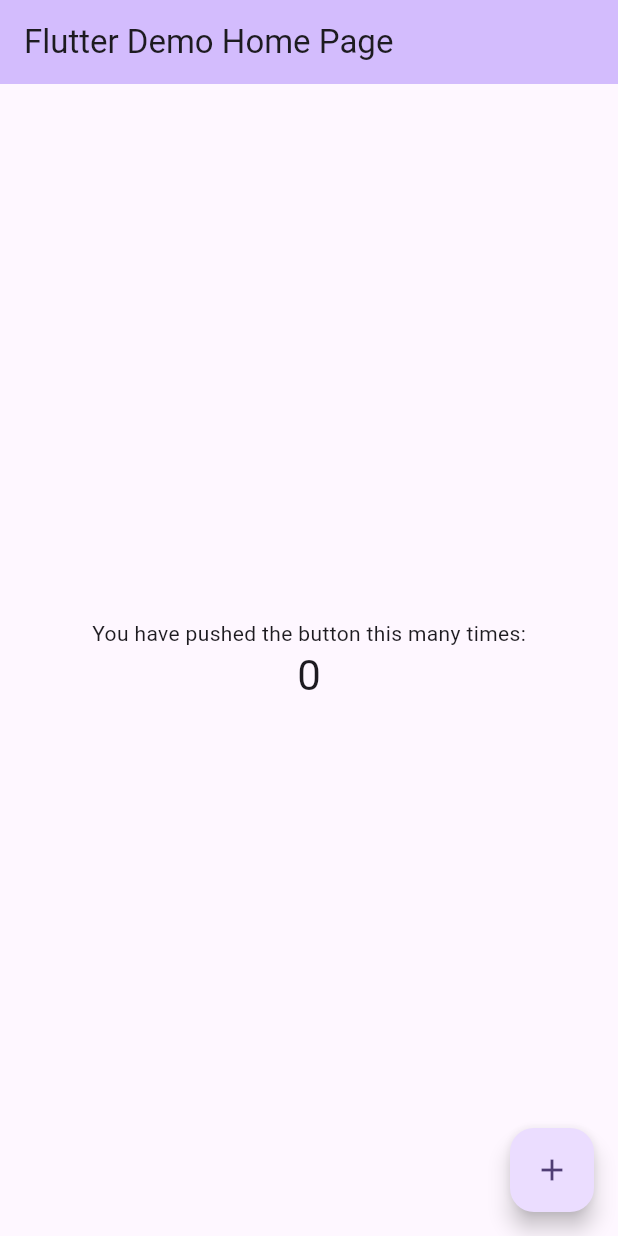
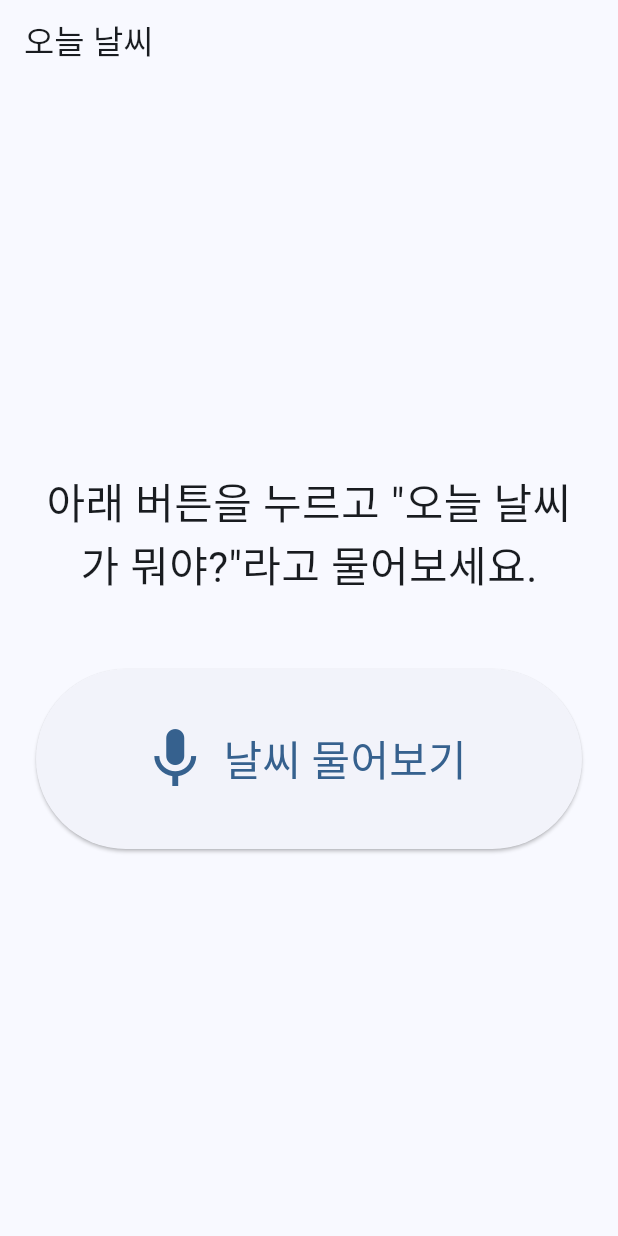
Before and after one commit to munho-kang/How-s-the-weather, a Flutter app: the screen it shows after launch, on a phone screen of 412 x 824 dp. Run offline on Flutter 3.47's test engine with Material 3 defaults, Android fonts, the phone set to English and light mode, and no system bars.

Commit message:
feat(sentence): 날씨 물어보기 첫 화면 구성
Co-Authored-By: Claude Opus 5.5 (1M context) <noreply@anthropic.com>

```diff
--- a/sentence/lib/main.dart
+++ b/sentence/lib/main.dart
@@ -1,122 +1,64 @@
 import 'package:flutter/material.dart';
 
 void main() {
-  runApp(const MyApp());
+  runApp(const WeatherApp());
 }
 
-class MyApp extends StatelessWidget {
-  const MyApp({super.key});
+class WeatherApp extends StatelessWidget {
+  const WeatherApp({super.key});
 
-  // This widget is the root of your application.
   @override
   Widget build(BuildContext context) {
     return MaterialApp(
-      title: 'Flutter Demo',
-      theme: ThemeData(
-        // This is the theme of your application.
-        //
-        // TRY THIS: Try running your application with "flutter run". You'll see
-        // the application has a purple toolbar. Then, without quitting the app,
-        // try changing the seedColor in the colorScheme below to Colors.green
-        // and then invoke "hot reload" (save your changes or press the "hot
-        // reload" button in a Flutter-supported IDE, or press "r" if you used
-        // the command line to start the app).
-        //
-        // Notice that the counter didn't reset back to zero; the application
-        // state is not lost during the reload. To reset the state, use hot
-        // restart instead.
-        //
-        // This works for code too, not just values: Most code changes can be
-        // tested with just a hot reload.
-        colorScheme: .fromSeed(seedColor: Colors.deepPurple),
-      ),
-      home: const MyHomePage(title: 'Flutter Demo Home Page'),
+      title: '오늘 날씨',
+      debugShowCheckedModeBanner: false,
+      theme: ThemeData(colorSchemeSeed: Colors.blue),
+      home: const HomePage(),
     );
   }
 }
 
-class MyHomePage extends StatefulWidget {
-  const MyHomePage({super.key, required this.title});
-
-  // This widget is the home page of your application. It is stateful, meaning
-  // that it has a State object (defined below) that contains fields that affect
-  // how it looks.
-
-  // This class is the configuration for the state. It holds the values (in this
-  // case the title) provided by the parent (in this case the App widget) and
-  // used by the build method of the State. Fields in a Widget subclass are
-  // always marked "final".
-
-  final String title;
+class HomePage extends StatefulWidget {
+  const HomePage({super.key});
 
   @override
-  State<MyHomePage> createState() => _MyHomePageState();
+  State<HomePage> createState() => _HomePageState();
 }
 
-class _MyHomePageState extends State<MyHomePage> {
-  int _counter = 0;
+class _HomePageState extends State<HomePage> {
+  String _message = '아래 버튼을 누르고 "오늘 날씨가 뭐야?"라고 물어보세요.';
 
-  void _incrementCounter() {
-    setState(() {
-      // This call to setState tells the Flutter framework that something has
-      // changed in this State, which causes it to rerun the build method below
-      // so that the display can reflect the updated values. If we changed
-      // _counter without calling setState(), then the build method would not be
-      // called again, and so nothing would appear to happen.
-      _counter++;
-    });
+  void _onAsk() {
+    setState(() => _message = '날씨 기능은 준비 중입니다.');
   }
 
   @override
   Widget build(BuildContext context) {
-    // This method is rerun every time setState is called, for instance as done
-    // by the _incrementCounter method above.
-    //
-    // The Flutter framework has been optimized to make rerunning build methods
-    // fast, so that you can just rebuild anything that needs updating rather
-    // than having to individually change instances of widgets.
     return Scaffold(
-      appBar: AppBar(
-        // TRY THIS: Try changing the color here to a specific color (to
-        // Colors.amber, perhaps?) and trigger a hot reload to see the AppBar
-        // change color while the other colors stay the same.
-        backgroundColor: Theme.of(context).colorScheme.inversePrimary,
-        // Here we take the value from the MyHomePage object that was created by
-        // the App.build method, and use it to set our appbar title.
-        title: Text(widget.title),
-      ),
-      body: Center(
-        // Center is a layout widget. It takes a single child and positions it
-        // in the middle of the parent.
+      appBar: AppBar(title: const Text('오늘 날씨')),
+      body: Padding(
+        padding: const EdgeInsets.all(24),
         child: Column(
-          // Column is also a layout widget. It takes a list of children and
-          // arranges them vertically. By default, it sizes itself to fit its
-          // children horizontally, and tries to be as tall as its parent.
-          //
-          // Column has various properties to control how it sizes itself and
-          // how it positions its children. Here we use mainAxisAlignment to
-          // center the children vertically; the main axis here is the vertical
-          // axis because Columns are vertical (the cross axis would be
-          // horizontal).
-          //
-          // TRY THIS: Invoke "debug painting" (choose the "Toggle Debug Paint"
-          // action in the IDE, or press "p" in the console), to see the
-          // wireframe for each widget.
-          mainAxisAlignment: .center,
+          mainAxisAlignment: MainAxisAlignment.center,
+          crossAxisAlignment: CrossAxisAlignment.stretch,
           children: [
-            const Text('You have pushed the button this many times:'),
             Text(
-              '$_counter',
-              style: Theme.of(context).textTheme.headlineMedium,
+              _message,
+              textAlign: TextAlign.center,
+              style: const TextStyle(fontSize: 28),
+            ),
+            const SizedBox(height: 48),
+            SizedBox(
+              height: 120,
+              child: ElevatedButton.icon(
+                onPressed: _onAsk,
+                icon: const Icon(Icons.mic, size: 48),
+                label: const Text('날씨 물어보기', style: TextStyle(fontSize: 28)),
+              ),
             ),
           ],
         ),
       ),
-      floatingActionButton: FloatingActionButton(
-        onPressed: _incrementCounter,
-        tooltip: 'Increment',
-        child: const Icon(Icons.add),
-      ),
     );
   }
 }
```
